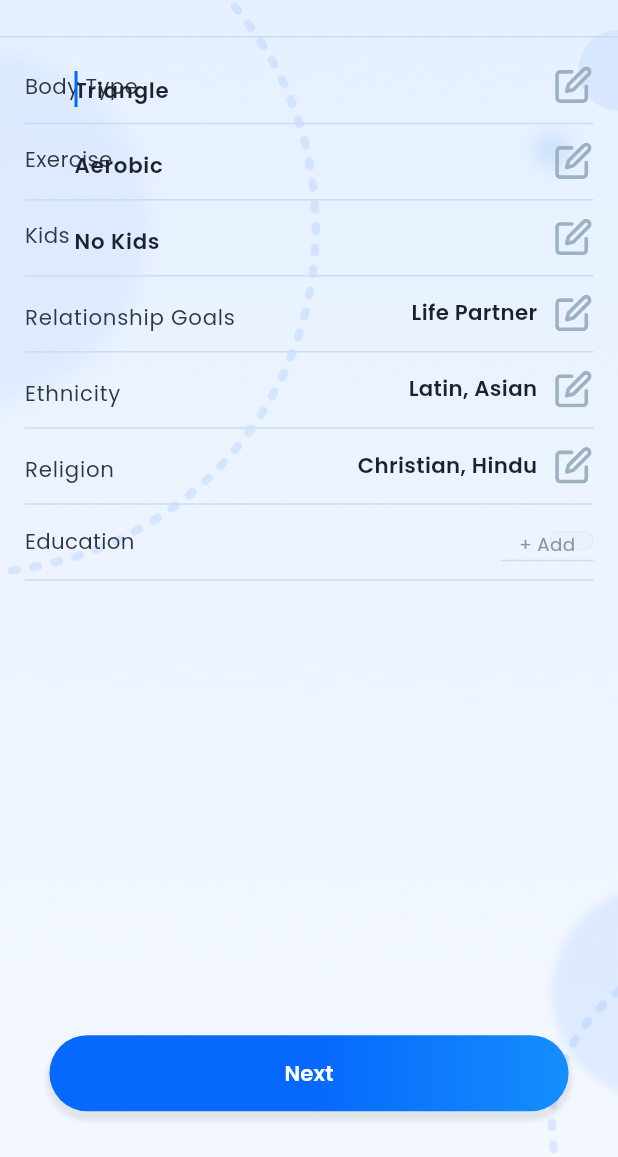
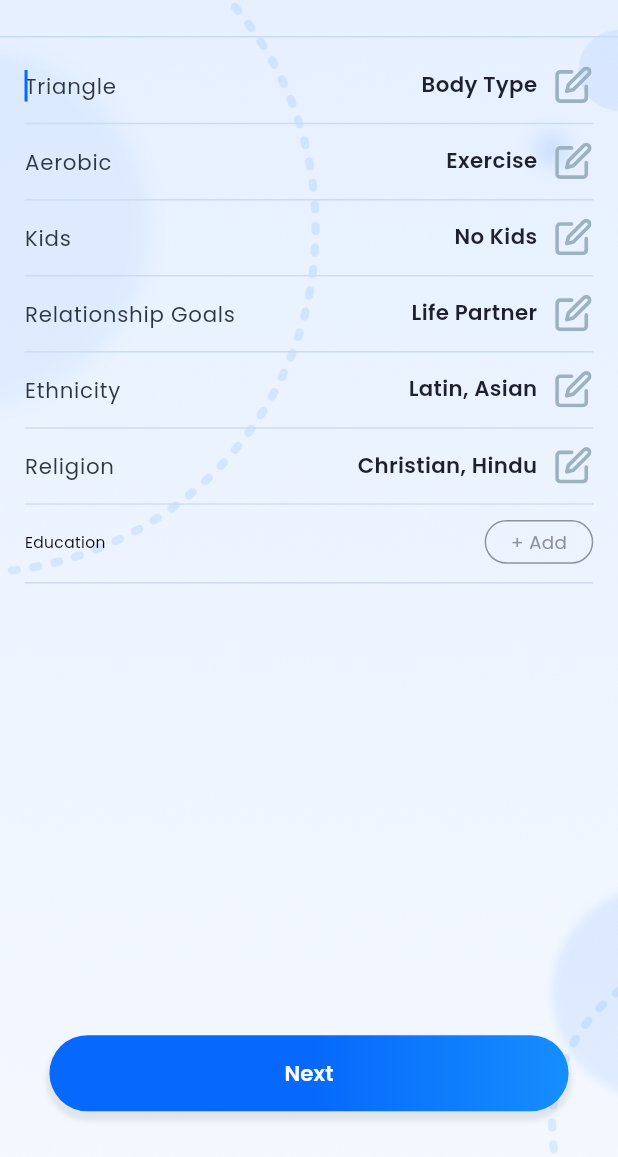
Before and after one commit to paraggupta9065/dating, a Flutter app: the SomeMoreInfoScreen screen opened by its route, on a phone screen of 412 x 824 dp, the part 79-1236 px from its top. Run offline on Flutter 3.47's test engine with Material 3 defaults, Android fonts, the phone set to English and light mode, and no system bars; our stand-ins replace cached_network_image, carousel_slider, connectivity_plus, flutter_svg, flutter_svg_provider, get and 2 more; accounts and stored records are empty.

Commit message:
basic info page done,prompt page done,some info page done,select education done,your interest page pending

```diff
--- a/lib/presentation/some_more_info_screen/some_more_info_screen.dart
+++ b/lib/presentation/some_more_info_screen/some_more_info_screen.dart
@@ -63,112 +63,115 @@ class SomeMoreInfoScreen extends GetWidget<SomeMoreInfoController> {
             bottomNavigationBar: _buildNext()));
   }
 
-  /// Section Widget
+ Widget _buildEdit() {
+    return SizedBox(
+        height: 38.v,
+        width: 345.h,
+        child: Stack(alignment: Alignment.topRight, children: [
+         _buildBodyTypeEdit(),
+          Align(
+              alignment: Alignment.topRight,
+              child: Padding(
+                  padding: EdgeInsets.only(top: 2.v, right: 34.h),
+                  child: Text("lbl_body_type".tr,
+                      style: theme.textTheme.titleSmall)))
+        ]));
+  }
+
   Widget _buildBodyTypeEdit() {
     return CustomTextFormField(
         width: 345.h,
         controller: controller.bodyTypeEditController,
         hintText: "lbl_triangle".tr,
+        hintStyle: CustomTextStyles.bodyMediumOnPrimaryContainer,
+        textStyle: CustomTextStyles.bodyMediumOnPrimaryContainer,
         alignment: Alignment.center,
         suffix: Container(
-            margin: EdgeInsets.only(left: 9.h, right: 1.h, bottom: 14.v),
+            margin: EdgeInsets.only(left: 30.h, right: 1.h, bottom: 14.v),
             child: CustomImageView(
                 imagePath: ImageConstant.imgEdit,
                 height: 24.adaptSize,
                 width: 24.adaptSize)),
-        suffixConstraints: BoxConstraints(maxHeight: 38.v),
-        contentPadding: EdgeInsets.only(left: 30.h, top: 3.v, bottom: 3.v));
+        suffixConstraints: BoxConstraints(maxHeight: 38.v));
   }
 
-  /// Section Widget
-  Widget _buildEdit() {
+
+
+   Widget _buildEdit1() {
     return SizedBox(
         height: 38.v,
         width: 345.h,
-        child: Stack(alignment: Alignment.center, children: [
+        child: Stack(alignment: Alignment.topRight, children: [
+         _buildExerciseEdit(),
           Align(
-              alignment: Alignment.topLeft,
+              alignment: Alignment.topRight,
               child: Padding(
-                  padding: EdgeInsets.only(top: 3.v),
-                  child: Text("lbl_body_type".tr,
-                      style: CustomTextStyles.bodyMediumOnPrimaryContainer))),
-          _buildBodyTypeEdit()
+                  padding: EdgeInsets.only(top: 2.v, right: 34.h),
+                  child: Text("lbl_exercise".tr,
+                      style: theme.textTheme.titleSmall)))
         ]));
   }
 
-  /// Section Widget
   Widget _buildExerciseEdit() {
     return CustomTextFormField(
         width: 345.h,
         controller: controller.exerciseEditController,
         hintText: "lbl_aerobic".tr,
+        hintStyle: CustomTextStyles.bodyMediumOnPrimaryContainer,
+        textStyle: CustomTextStyles.bodyMediumOnPrimaryContainer,
         alignment: Alignment.center,
         suffix: Container(
-            margin: EdgeInsets.only(left: 9.h, right: 1.h, bottom: 14.v),
+            margin: EdgeInsets.only(left: 30.h, right: 1.h, bottom: 14.v),
             child: CustomImageView(
                 imagePath: ImageConstant.imgEdit,
                 height: 24.adaptSize,
                 width: 24.adaptSize)),
-        suffixConstraints: BoxConstraints(maxHeight: 38.v),
-        contentPadding: EdgeInsets.only(left: 30.h, top: 2.v, bottom: 2.v));
+        suffixConstraints: BoxConstraints(maxHeight: 38.v));
   }
 
-  /// Section Widget
-  Widget _buildEdit1() {
+
+
+  Widget _buildEdit2() {
     return SizedBox(
         height: 38.v,
         width: 345.h,
-        child: Stack(alignment: Alignment.center, children: [
+        child: Stack(alignment: Alignment.topRight, children: [
+         _buildKidsEdit(),
           Align(
-              alignment: Alignment.topLeft,
+              alignment: Alignment.topRight,
               child: Padding(
-                  padding: EdgeInsets.only(top: 1.v),
-                  child: Text("lbl_exercise".tr,
-                      style: CustomTextStyles.bodyMediumOnPrimaryContainer))),
-          _buildExerciseEdit()
+                  padding: EdgeInsets.only(top: 2.v, right: 34.h),
+                  child: Text("lbl_no_kids".tr,
+                      style: theme.textTheme.titleSmall)))
         ]));
   }
 
-  /// Section Widget
   Widget _buildKidsEdit() {
     return CustomTextFormField(
         width: 345.h,
         controller: controller.kidsEditController,
-        hintText: "lbl_no_kids".tr,
+        hintText: "lbl_kids".tr,
+        hintStyle: CustomTextStyles.bodyMediumOnPrimaryContainer,
+        textStyle: CustomTextStyles.bodyMediumOnPrimaryContainer,
         alignment: Alignment.center,
         suffix: Container(
-            margin: EdgeInsets.only(left: 9.h, right: 1.h, bottom: 14.v),
+            margin: EdgeInsets.only(left: 30.h, right: 1.h, bottom: 14.v),
             child: CustomImageView(
                 imagePath: ImageConstant.imgEdit,
                 height: 24.adaptSize,
                 width: 24.adaptSize)),
-        suffixConstraints: BoxConstraints(maxHeight: 38.v),
-        contentPadding: EdgeInsets.only(left: 30.h, top: 2.v, bottom: 2.v));
+        suffixConstraints: BoxConstraints(maxHeight: 38.v));
   }
 
   /// Section Widget
-  Widget _buildEdit2() {
-    return SizedBox(
-        height: 38.v,
-        width: 345.h,
-        child: Stack(alignment: Alignment.center, children: [
-          Align(
-              alignment: Alignment.topLeft,
-              child: Padding(
-                  padding: EdgeInsets.only(top: 1.v),
-                  child: Text("lbl_kids".tr,
-                      style: CustomTextStyles.bodyMediumOnPrimaryContainer))),
-          _buildKidsEdit()
-        ]));
-  }
-
-  /// Section Widget
+  /// _buildBodyTypeEdit()
   Widget _buildLifePartnerEdit() {
     return CustomTextFormField(
         width: 345.h,
         controller: controller.lifePartnerEditController,
         hintText: "msg_relationship_goals".tr,
         hintStyle: CustomTextStyles.bodyMediumOnPrimaryContainer,
+        textStyle: CustomTextStyles.bodyMediumOnPrimaryContainer,
         alignment: Alignment.center,
         suffix: Container(
             margin: EdgeInsets.only(left: 30.h, right: 1.h, bottom: 14.v),
@@ -202,6 +205,7 @@ class SomeMoreInfoScreen extends GetWidget<SomeMoreInfoController> {
         controller: controller.cityEditController,
         hintText: "lbl_ethnicity".tr,
         hintStyle: CustomTextStyles.bodyMediumOnPrimaryContainer,
+        textStyle: CustomTextStyles.bodyMediumOnPrimaryContainer,
         alignment: Alignment.center,
         suffix: Container(
             margin: EdgeInsets.only(left: 30.h, right: 1.h, bottom: 14.v),
@@ -235,6 +239,7 @@ class SomeMoreInfoScreen extends GetWidget<SomeMoreInfoController> {
         controller: controller.educationEditController,
         hintText: "lbl_religion".tr,
         hintStyle: CustomTextStyles.bodyMediumOnPrimaryContainer,
+        textStyle: CustomTextStyles.bodyMediumOnPrimaryContainer,
         alignment: Alignment.center,
         suffix: Container(
             margin: EdgeInsets.only(left: 30.h, right: 1.h, bottom: 14.v),
@@ -262,51 +267,32 @@ class SomeMoreInfoScreen extends GetWidget<SomeMoreInfoController> {
   }
 
   /// Section Widget
-  Widget _buildEducationRectangle() {
-    return CustomTextFormField(
-        width: 345.h,
-        controller: controller.educationRectangleController,
-        hintText: "lbl_education".tr,
-        hintStyle: CustomTextStyles.bodyMediumOnPrimaryContainer,
-        textInputAction: TextInputAction.done,
-        alignment: Alignment.bottomLeft,
-        suffix: Container(
-            margin: EdgeInsets.only(left: 30.h),
-            decoration:
-                BoxDecoration(borderRadius: BorderRadius.circular(13.h)),
-            child: CustomImageView(
-                imagePath: ImageConstant.imgRectangle17745,
-                height: 27.v,
-                width: 56.h)),
-        suffixConstraints: BoxConstraints(maxHeight: 40.v));
-  }
+
 
   /// Section Widget
   Widget _buildRectangle() {
     return Padding(
         padding: EdgeInsets.symmetric(horizontal: 15.h),
         child:
-            Row(mainAxisAlignment: MainAxisAlignment.spaceBetween, children: [
+            Row(mainAxisAlignment: MainAxisAlignment.spaceBetween,crossAxisAlignment: CrossAxisAlignment.center, children: [
           Padding(
               padding: EdgeInsets.only(top: 3.v, bottom: 2.v),
-              child: Text("lbl_education".tr,
-                  style: CustomTextStyles.bodyMediumOnPrimaryContainer)),
+              child:
+              Text("lbl_education".tr,
+                  )
+                  ),
           GestureDetector(
               onTap: () {
                 onTapRectangle();
               },
-              child: SizedBox(
-                  height: 27.v,
-                  width: 56.h,
-                  child: Stack(alignment: Alignment.bottomCenter, children: [
-                    _buildEducationRectangle(),
-                    Align(
-                        alignment: Alignment.bottomCenter,
-                        child: Padding(
-                            padding: EdgeInsets.only(bottom: 3.v),
-                            child: Text("lbl_add".tr,
-                                style: CustomTextStyles.bodySmallGray500)))
-                  ])))
+              child: Container(
+                decoration: BoxDecoration(
+                  border: Border.all(color:  appTheme.gray500),
+                  borderRadius: BorderRadius.circular(15.h)
+                ),
+                  padding: EdgeInsets.symmetric(vertical: 5.v,horizontal: 15.h),
+                  child: Text("lbl_add".tr,
+                      style: CustomTextStyles.bodySmallGray500)))
         ]));
   }
 
--- a/lib/presentation/your_interests_screen/your_interests_screen.dart
+++ b/lib/presentation/your_interests_screen/your_interests_screen.dart
@@ -41,9 +41,11 @@ class YourInterestsScreen extends GetWidget<YourInterestsController> {
                                     child: Padding(
                                         padding: EdgeInsets.symmetric(
                                             horizontal: 14.h),
+
                                         child: Column(
                                             mainAxisSize: MainAxisSize.min,
                                             children: [
+                                              SizedBox(height: 90.h,),
                                               Align(
                                                   alignment:
                                                       Alignment.centerLeft,
@@ -71,6 +73,7 @@ class YourInterestsScreen extends GetWidget<YourInterestsController> {
   /// Section Widget
   PreferredSizeWidget _buildAppBar() {
     return CustomAppBar(
+      backColor: appTheme.gray50,
         height: 56.v,
         leadingWidth: 39.h,
         leading: AppbarLeadingImage(
--- a/lib/widgets/app_bar/custom_app_bar.dart
+++ b/lib/widgets/app_bar/custom_app_bar.dart
@@ -11,11 +11,11 @@ class CustomAppBar extends StatelessWidget implements PreferredSizeWidget {
     this.leading,
     this.title,
     this.centerTitle,
-    this.actions,
+    this.actions,  this.backColor,
   }) : super(
           key: key,
         );
-
+  final Color? backColor;
   final double? height;
 
   final Style? styleType;
@@ -36,7 +36,7 @@ class CustomAppBar extends StatelessWidget implements PreferredSizeWidget {
       elevation: 0,
       toolbarHeight: height ?? 27.v,
       automaticallyImplyLeading: false,
-      backgroundColor: Colors.transparent,
+      backgroundColor: backColor ?? Colors.transparent,
       flexibleSpace: _getStyle(),
       leadingWidth: leadingWidth ?? 0,
       leading: leading,
```
Also changed, not shown: lib/presentation/prompt_questions_screen/prompt_questions_screen.dart (+15 -15 lines), lib/presentation/select_education_screen/select_education_screen.dart (+15 -8 lines), 1 other file.
